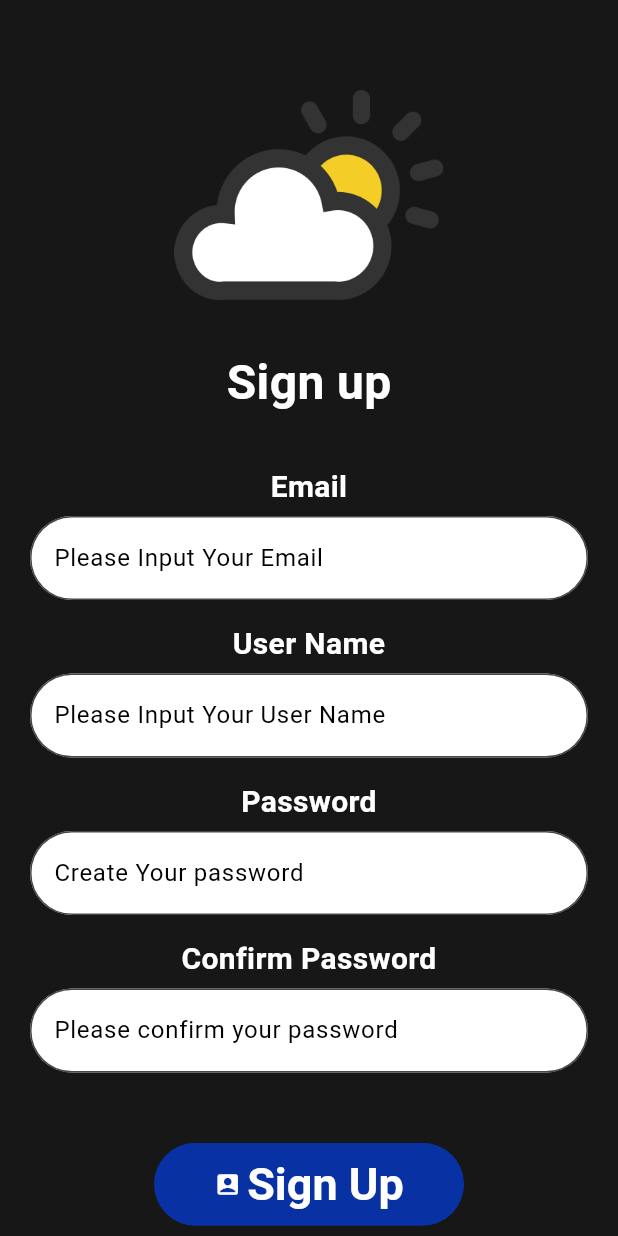
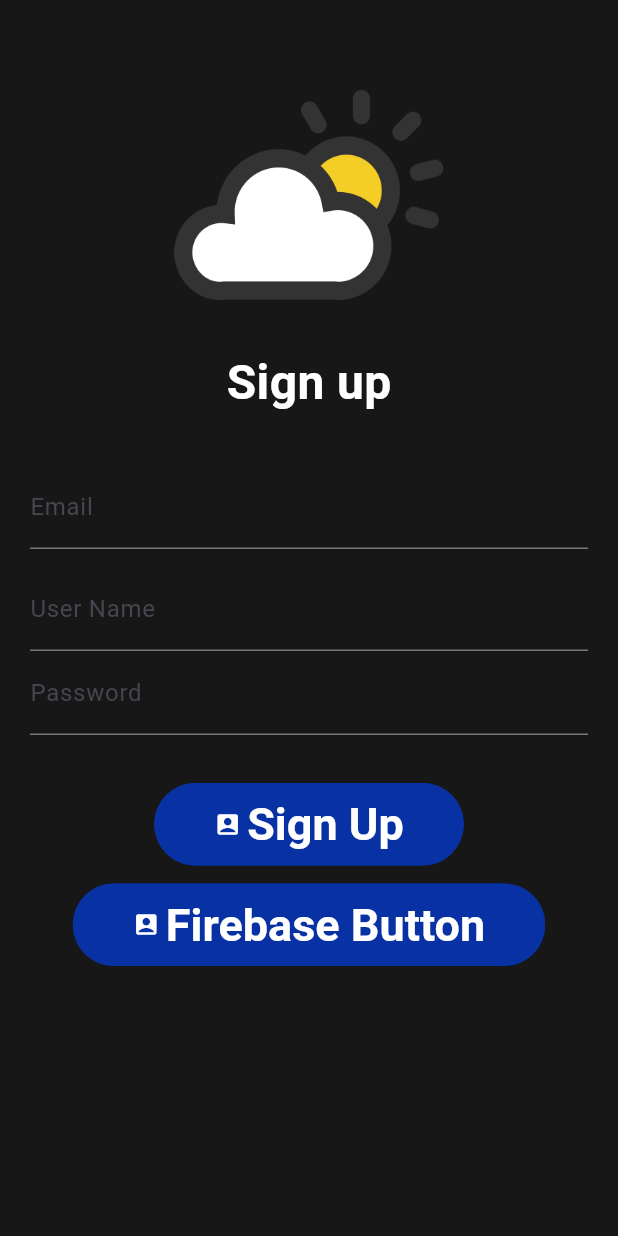
Before and after one commit to boris-ny/Flutter_weather_app, a Flutter app: the screen it shows after launch, after a tap on "Sign Up", on a phone screen of 412 x 824 dp. Run offline on Flutter 3.47's test engine with Material 3 defaults, Android fonts, the light colour scheme and no system bars; our stand-ins replace cloud_firestore, firebase_core, get, google_fonts; accounts and stored records are empty.

Commit message:
Update Firebase dependencies

```diff
--- a/lib/pages/signup.dart
+++ b/lib/pages/signup.dart
@@ -1,11 +1,22 @@
+// import 'package:cloud_firestore/cloud_firestore.dart';
 import 'package:flutter/material.dart';
 import 'package:flutter_group6_alu/components/input_widget.dart';
+import 'package:flutter_group6_alu/pages/firebasescreen.dart';
 import 'package:google_fonts/google_fonts.dart';
 
-class SignUp extends StatelessWidget {
+class SignUp extends StatefulWidget {
   const SignUp({super.key, required this.doSignUp});
 
   final void Function() doSignUp;
+
+  @override
+  State<SignUp> createState() => _SignUpState();
+}
+
+class _SignUpState extends State<SignUp> {
+  final _formKey = GlobalKey<FormState>();
+
+  void _createUser() {}
 
   @override
   Widget build(BuildContext context) {
@@ -14,6 +25,8 @@ class SignUp extends StatelessWidget {
         horizontal: 20,
         vertical: 60,
       ),
+      child: Form(
+        key: _formKey,
         child: Column(
           mainAxisAlignment: MainAxisAlignment.center,
           children: [
@@ -36,27 +49,71 @@ class SignUp extends StatelessWidget {
             const SizedBox(
               height: 32,
             ),
-          const InputWidget(
-            labelText: "Email",
-            hintText: "Please Input Your Email",
+            // const InputWidget(
+            //   labelText: "Email",
+            //   hintText: "Please Input Your Email",
+            // ),
+            TextFormField(
+              decoration: const InputDecoration(label: Text('Email')),
+              validator: (value) {
+                if (value == null ||
+                    value.isEmpty ||
+                    value.trim().length <= 1 ||
+                    value.trim().length >= 50) {
+                  return 'Must be between 1 and 50';
+                }
+                return null;
+              },
+              onSaved: (newValue) {},
             ),
-          const InputWidget(
-            labelText: "User Name",
-            hintText: "Please Input Your User Name",
+            const SizedBox(
+              height: 12,
             ),
-          const InputWidget(
-            labelText: "Password",
-            hintText: "Create Your password",
+            // const InputWidget(
+            //   labelText: "User Name",
+            //   hintText: "Please Input Your User Name",
+            // ),
+            TextFormField(
+              decoration: const InputDecoration(label: Text('User Name')),
+              validator: (value) {
+                if (value == null ||
+                    value.isEmpty ||
+                    value.trim().length <= 1 ||
+                    value.trim().length >= 50) {
+                  return 'Must be between 1 and 50';
+                }
+                return null;
+              },
+              onSaved: (newValue) {},
             ),
-          const InputWidget(
-            labelText: "Confirm Password",
-            hintText: "Please confirm your password",
+            // const InputWidget(
+            //   labelText: "Password",
+            //   hintText: "Create Your password",
+            // ),
+
+            TextFormField(
+              decoration: const InputDecoration(label: Text('Password')),
+              validator: (value) {
+                if (value == null ||
+                    value.isEmpty ||
+                    value.trim().length <= 1 ||
+                    value.trim().length >= 50) {
+                  return 'Must be between 1 and 50';
+                }
+                return null;
+              },
+              onSaved: (newValue) {},
             ),
+
+            // const InputWidget(
+            //   labelText: "Confirm Password",
+            //   hintText: "Please confirm your password",
+            // ),
             const SizedBox(
               height: 32,
             ),
             OutlinedButton.icon(
-            onPressed: doSignUp,
+              onPressed: widget.doSignUp,
               icon: const Icon(Icons.account_box_rounded),
               style: OutlinedButton.styleFrom(
                 foregroundColor: Colors.white,
@@ -77,7 +134,40 @@ class SignUp extends StatelessWidget {
                 'Sign Up',
               ),
             ),
+            const SizedBox(
+              height: 12,
+            ),
+            OutlinedButton.icon(
+              onPressed: () {
+                _createUser();
+                Navigator.of(context).push(
+                  MaterialPageRoute(
+                    builder: (BuildContext context) => const FirebaseScreen(),
+                  ),
+                );
+              },
+              icon: const Icon(Icons.account_box_rounded),
+              style: OutlinedButton.styleFrom(
+                foregroundColor: Colors.white,
+                backgroundColor: const Color.fromARGB(255, 8, 49, 164),
+                side: const BorderSide(
+                  color: Color.fromARGB(255, 8, 49, 164),
+                ),
+                padding: const EdgeInsets.symmetric(
+                  horizontal: 40,
+                  vertical: 10,
+                ),
+                textStyle: const TextStyle(
+                  fontSize: 30,
+                  fontWeight: FontWeight.bold,
+                ),
+              ),
+              label: const Text(
+                'Firebase Button',
+              ),
+            ),
           ],
+        ),
       ),
     );
   }
--- a/pubspec.yaml
+++ b/pubspec.yaml
@@ -12,6 +12,10 @@ dependencies:
 
   google_fonts: ^6.1.0
   cupertino_icons: ^1.0.2
+  firebase_core: ^2.25.4
+  cloud_firestore: ^4.15.5
+  firebase_auth: ^4.17.4
+  get: ^4.6.6
 
 dev_dependencies:
   flutter_test:
```
Also changed, not shown: lib/models/user_model.dart (added, +21 -0 lines), lib/pages/firebasescreen.dart (added, +32 -0 lines), lib/user_repository.dart (added, +33 -0 lines), lib/firebase_options.dart (added), pubspec.lock, 9 other files. Lines whose indentation alone changed are shown as unchanged.
